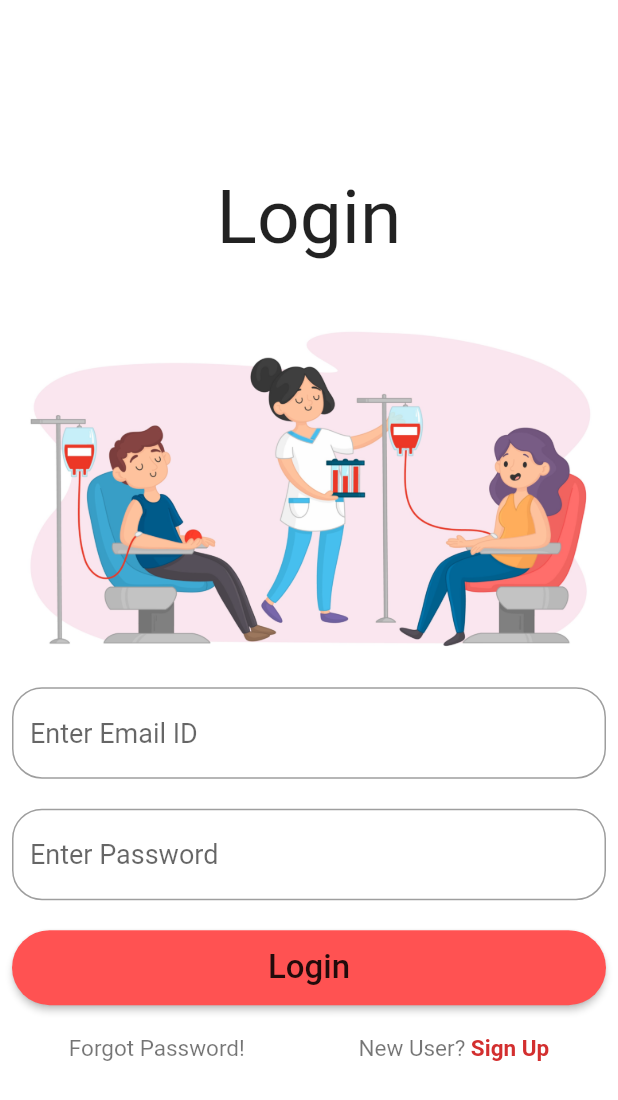
After one commit to HAC-2020/Code-Crackers, a Flutter app: the Login screen opened directly, on a phone screen of 412 x 824 dp. The commit adds this screen. Shown: the top 1100 px of the screen. Run offline on Flutter 3.47's test engine with Material 2 defaults, Android fonts, the light colour scheme and no system bars; our stand-ins replace google_fonts; missing offline and left inert: flutter_page_transition.

Commit message:
Login Screen created

```diff
--- /dev/null
+++ b/App/lib/login.dart
@@ -0,0 +1,140 @@
+import 'package:flutter/cupertino.dart';
+import 'package:flutter/material.dart';
+import 'package:flutter_page_transition/flutter_page_transition.dart';
+import 'package:google_fonts/google_fonts.dart';
+
+class Login extends StatefulWidget {
+  @override
+  _LoginState createState() => _LoginState();
+}
+
+class _LoginState extends State<Login> {
+  TextEditingController email = TextEditingController();
+  TextEditingController password = TextEditingController();
+  @override
+  Widget build(BuildContext context) {
+    return Scaffold(
+      backgroundColor: Color(0xffffffff),
+      body: Center(
+        child: ScrollConfiguration(
+          behavior: new ScrollBehavior()
+            ..buildViewportChrome(context, null, AxisDirection.down),
+          child: SingleChildScrollView(
+            child: Container(
+              child: Padding(
+                padding: const EdgeInsets.all(8.0),
+                child: Column(
+                  mainAxisAlignment: MainAxisAlignment.center,
+                  children: <Widget>[
+                    Text(
+                      "Login",
+                      style: GoogleFonts.lobsterTwo(
+                        fontSize: 50.0,
+                      ),
+                    ),
+                    SizedBox(
+                      height: 20.0,
+                    ),
+                    Image.asset("images/login.jpg"),
+                    SizedBox(
+                      height: 20.0,
+                    ),
+                    TextField(
+                      style: TextStyle(fontSize: 18.0),
+                      keyboardType: TextInputType.emailAddress,
+                      controller: email,
+                      decoration: InputDecoration(
+                        hintText: "Enter Email ID",
+                        border: OutlineInputBorder(
+                          borderRadius: BorderRadius.all(
+                            Radius.circular(20.0),
+                          ),
+                        ),
+                      ),
+                    ),
+                    SizedBox(
+                      height: 20.0,
+                    ),
+                    TextField(
+                      style: TextStyle(fontSize: 18.0),
+                      controller: password,
+                      obscureText: true,
+                      decoration: InputDecoration(
+                        hintText: "Enter Password",
+                        border: OutlineInputBorder(
+                          borderRadius: BorderRadius.all(
+                            Radius.circular(20.0),
+                          ),
+                        ),
+                      ),
+                    ),
+                    SizedBox(
+                      height: 20.0,
+                    ),
+                    Container(
+                      height: 50.0,
+                      width: MediaQuery.of(context).size.width,
+                      child: RaisedButton(
+                          color: Colors.redAccent.shade200,
+                          shape: RoundedRectangleBorder(
+                            borderRadius: BorderRadius.all(
+                              Radius.circular(50.0),
+                            ),
+                          ),
+                          child: Text(
+                            "Login",
+                            style: TextStyle(fontSize: 22.0),
+                          ),
+                          onPressed: () {
+                            //Todo: Send OTP to registered number and confirm it.
+                            print(email.text);
+                            print(password.text);
+                            email.clear();
+                            password.clear();
+                          }),
+                    ),
+                    SizedBox(
+                      height: 20.0,
+                    ),
+                    Row(
+                      mainAxisAlignment: MainAxisAlignment.spaceAround,
+                      children: <Widget>[
+                        GestureDetector(
+                          child: Text(
+                            "Forgot Password!",
+                            style: TextStyle(
+                                fontSize: 15.0, color: Colors.black54),
+                          ),
+                          onTap: () {},
+                        ),
+                        GestureDetector(
+                          onTap: () {},
+                          child: Row(
+                            children: <Widget>[
+                              Text(
+                                "New User? ",
+                                style: TextStyle(
+                                    fontSize: 15.0, color: Colors.black54),
+                              ),
+                              Text(
+                                "Sign Up",
+                                style: TextStyle(
+                                    color: Colors.red.shade700,
+                                    fontWeight: FontWeight.bold,
+                                    fontSize: 15.0),
+                              ),
+                            ],
+                          ),
+                        ),
+                      ],
+                    ),
+                  ],
+                ),
+              ),
+            ),
+          ),
+        ),
+      ),
+    );
+  }
+}
--- a/App/lib/main.dart
+++ b/App/lib/main.dart
@@ -1,4 +1,5 @@
 import 'package:flutter/material.dart';
+import 'package:flutter/services.dart';
 import 'splash.dart';
 
 void main() => runApp(MyApp());
@@ -6,6 +7,9 @@ void main() => runApp(MyApp());
 class MyApp extends StatelessWidget {
   @override
   Widget build(BuildContext context) {
+    SystemChrome.setPreferredOrientations([
+      DeviceOrientation.portraitUp,
+    ]);
     return MaterialApp(
       debugShowCheckedModeBanner: false,
       home: SplashScreen(),
--- a/App/lib/splash.dart
+++ b/App/lib/splash.dart
@@ -1,5 +1,8 @@
 import 'package:flutter/material.dart';
+import 'package:flutter_page_transition/flutter_page_transition.dart';
+import 'package:flutter_page_transition/page_transition_type.dart';
 import 'package:google_fonts/google_fonts.dart';
+import 'package:lifeline/login.dart';
 
 class SplashScreen extends StatelessWidget {
   @override
@@ -38,8 +41,8 @@ class SplashScreen extends StatelessWidget {
             height: 40.0,
           ),
           Container(
-            height: 50.0,
-            width: 120.0,
+            height: 60.0,
+            width: 150.0,
             child: RaisedButton(
               elevation: 20.0,
               color: Colors.redAccent.shade200,
@@ -49,12 +52,16 @@ class SplashScreen extends StatelessWidget {
                 ),
               ),
               child: Text(
-                "Go ->",
-                style: GoogleFonts.lobsterTwo(
-                  fontSize: 25.0,
+                "Let's do it!",
+                style: TextStyle(fontSize: 22.0),
+              ),
+              onPressed: () => Navigator.of(context).pushReplacement(
+                PageTransition(
+                  type: PageTransitionType.slideZoomLeft,
+                  child: Login(),
+                  duration: Duration(seconds: 1),
                 ),
               ),
-              onPressed: () {},
             ),
           ),
         ],
--- a/App/pubspec.yaml
+++ b/App/pubspec.yaml
@@ -11,6 +11,7 @@ dependencies:
     sdk: flutter
   cupertino_icons: ^0.1.3
   google_fonts: ^1.1.0
+  flutter_page_transition: ^0.1.6
 
 dev_dependencies:
   flutter_test:
```
Also changed, not shown: App/images/login.jpg (added), App/images/people-donating-blood-flat-design_23-2148248632.jpg, App/pubspec.lock.
